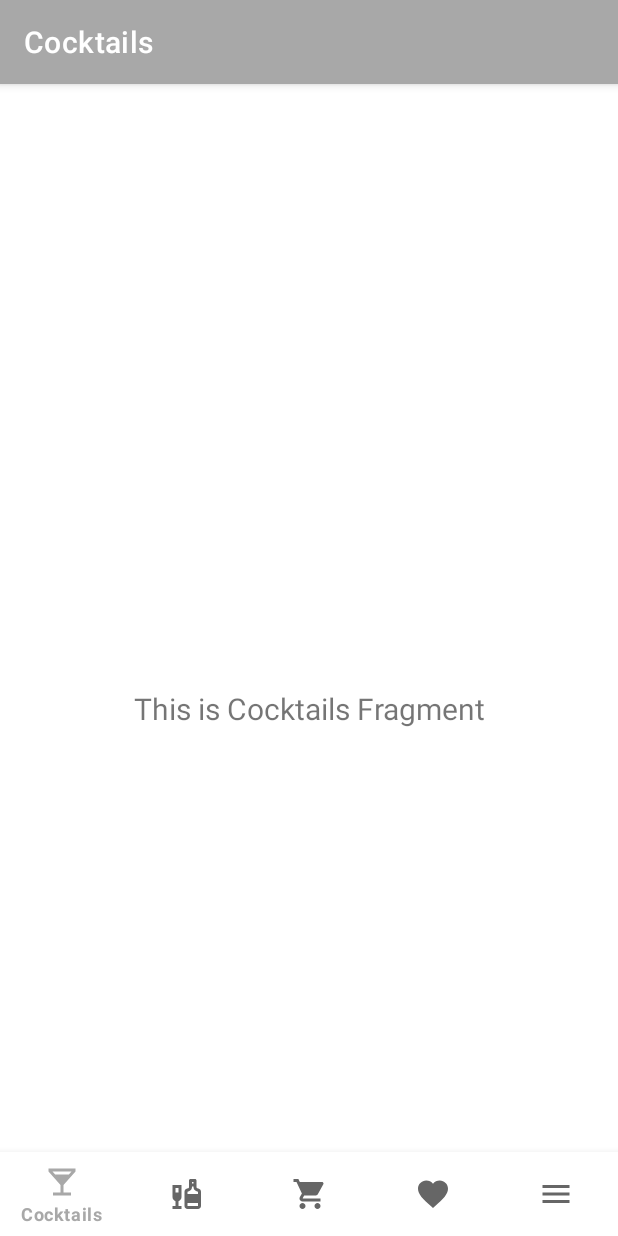
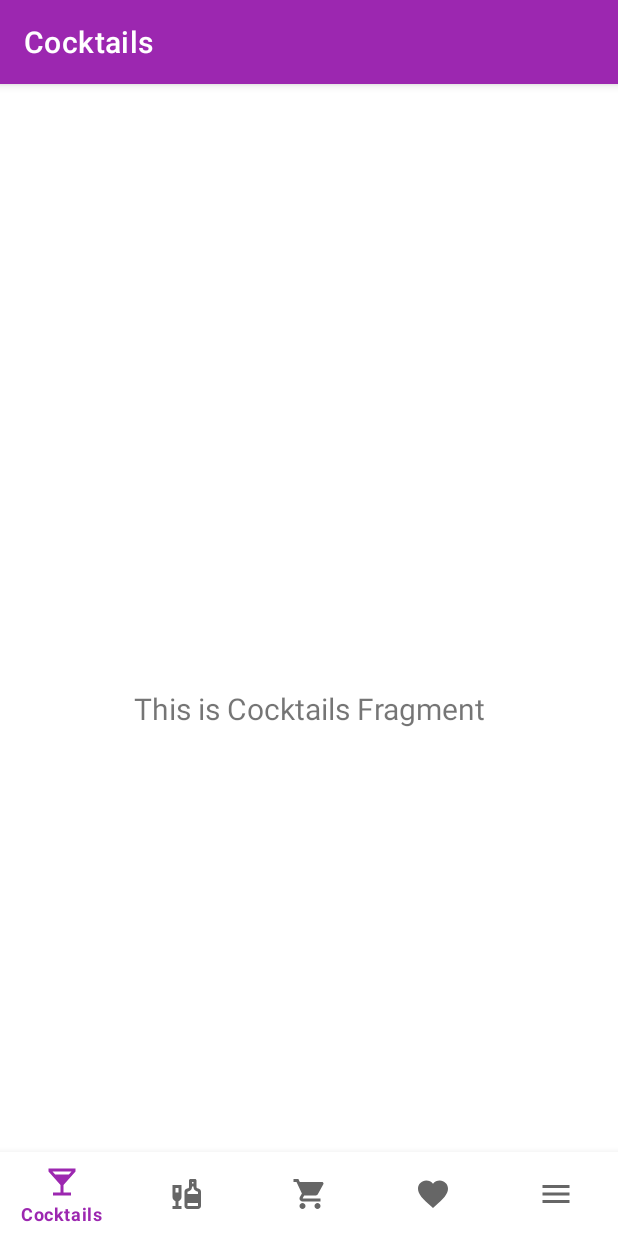
Before and after one commit to tv1light/AppPrototype_1, an Android app built with Jetpack Compose: the screen it shows after launch (MainActivity), on a phone screen of 412 x 824 dp. Run offline under Robolectric (Android 15) with nearby library versions, the phone set to English and light mode, and no system bars; our stand-ins replace navigation-ui.

Commit message:
Colors upd

```diff
--- a/app/src/main/res/values/colors.xml
+++ b/app/src/main/res/values/colors.xml
@@ -1,8 +1,8 @@
 <?xml version="1.0" encoding="utf-8"?>
 <resources>
     <color name="purple_200">#FFBB86FC</color>
-    <color name="purple_500">#A8A8A8</color>
-    <color name="purple_700">#CACACA</color>
+    <color name="purple_500">#9C27B0</color>
+    <color name="purple_700">#9C27B0</color>
     <color name="teal_200">#FF03DAC5</color>
     <color name="teal_700">#FF018786</color>
     <color name="black">#FF000000</color>
```
